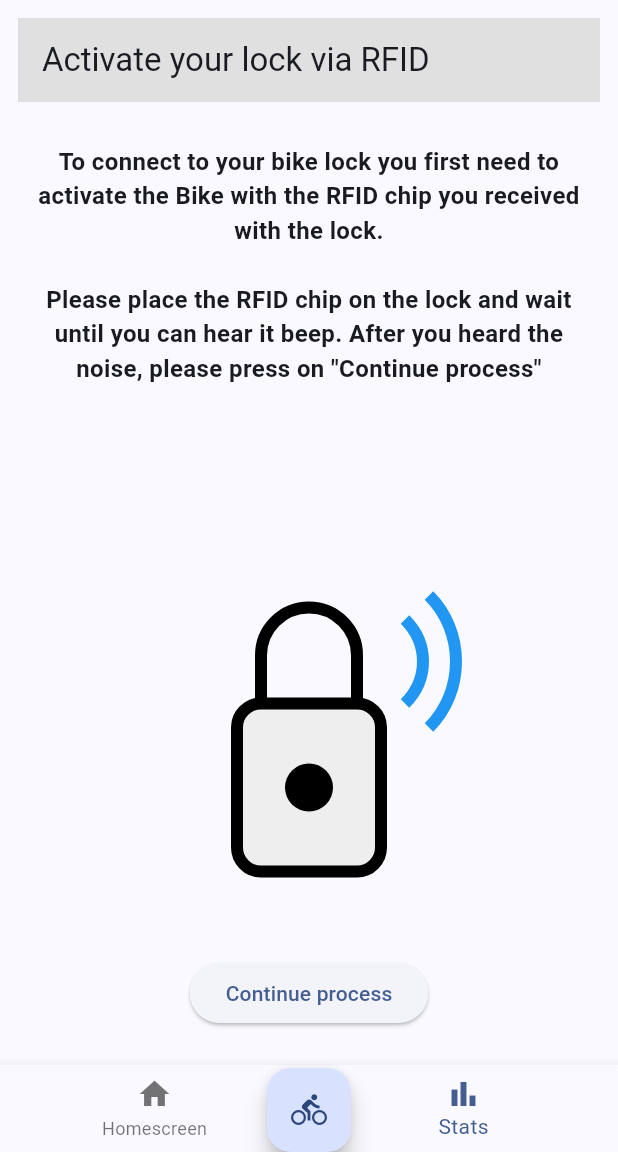
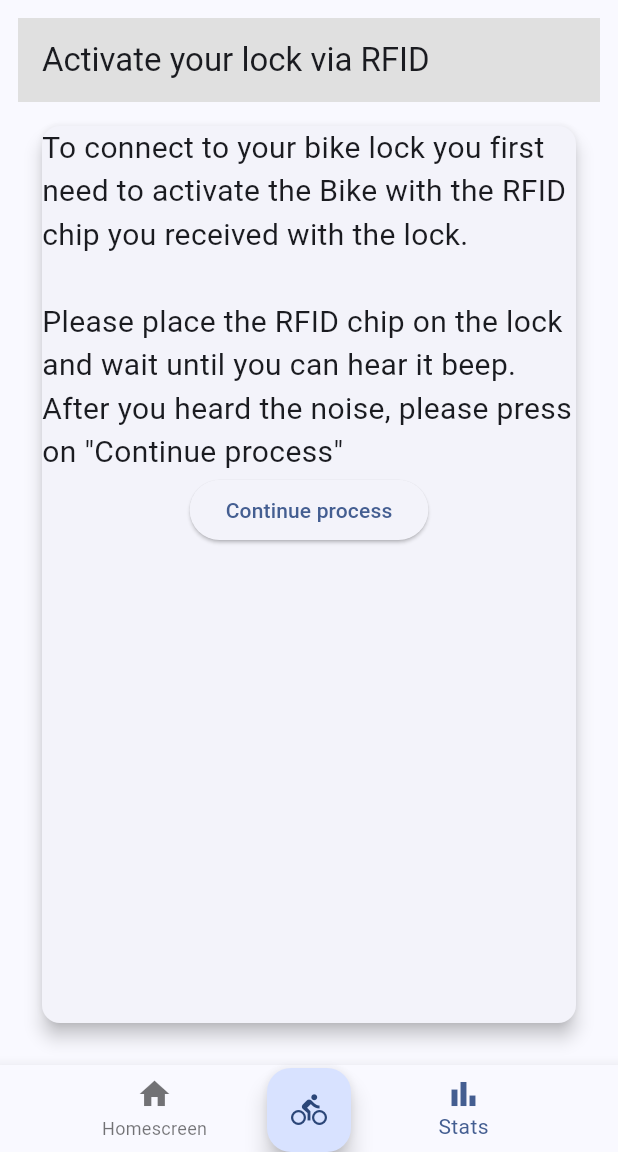
Before and after one commit to korbi-hub/Hackaburg25, a Flutter app: the screen it shows after launch, item 2 of the bottom bar chosen, on a phone screen of 412 x 824 dp, the part 84-1236 px from its top. Run offline on Flutter 3.47's test engine with Material 3 defaults, Android fonts, the phone set to English and light mode, and no system bars; our stand-ins replace flutter_bloc, flutter_blue_plus, shared_preferences.

Commit message:
step 2a connection screen

```diff
--- a/mobile_app/lib/screens/register_bike/steps/step_1_nfc_activation.dart
+++ b/mobile_app/lib/screens/register_bike/steps/step_1_nfc_activation.dart
@@ -2,36 +2,31 @@ import 'package:flutter/material.dart';
 import 'package:flutter_bloc/flutter_bloc.dart';
 import 'package:mobile_app/extensions/extensions.dart';
 import 'package:mobile_app/screens/register_bike/cubit/bike_registration_cubit.dart';
-import 'package:flutter_svg/flutter_svg.dart';
 
 class Step1RfidActivation extends StatelessWidget {
   const Step1RfidActivation({super.key});
 
-
   @override
   Widget build(BuildContext context) {
-    return Column(
-      mainAxisAlignment: MainAxisAlignment.center,
+    return Card(
+      elevation: 5,
+      child: Column(
         children: [
-        SizedBox(height: 16),
+        //Text(context.translate.activateNcf),
+        //Spacer(),
         Text(
         context.translate.activateNfcMessage,
-          style: TextStyle(fontWeight: FontWeight.bold, fontSize: 16),
-          textAlign: TextAlign.center,
+        style: TextStyle(fontSize: 20),
       ),
-        SizedBox(height: 100),
-        SvgPicture.asset(
-          'assets/Untitled.svg',
-          width: 256,
-          height: 256,
-        ),
-        Spacer(),
+    //Spacer(),
     ElevatedButton(
-          onPressed: () =>
-              context.read<BikeRegistrationCubit>().startScanning(),
+    onPressed:
+    () => context.read<BikeRegistrationCubit>().startScanning(),
     child: Text(context.translate.continueProcess),
     ),
     ],
+    ),
     );
+
     }
 }
```
Also changed, not shown: mobile_app/lib/screens/register_bike/steps/step_2a_connection_success.dart (+14 -2 lines). Lines whose indentation alone changed are shown as unchanged.
